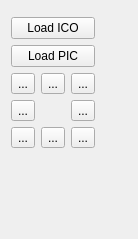
The window that Qt/my_programm/Test_RGB_display/src/test_rgb_display_mainbox/ui/test_rgb_display_mainbox.ui (RinatB2017/mega_GIT) describes before a commit, drawn with Qt 5.
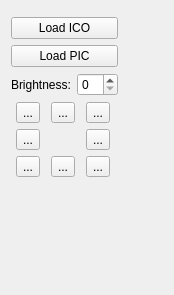
The same window after the commit. Icons and pictures are not drawn. Custom widgets are drawn as their Qt base class.

Diff of the .ui file:
```diff
--- a/Qt/my_programm/Test_RGB_display/src/test_rgb_display_mainbox/ui/test_rgb_display_mainbox.ui
+++ b/Qt/my_programm/Test_RGB_display/src/test_rgb_display_mainbox/ui/test_rgb_display_mainbox.ui
@@ -6,8 +6,8 @@
    <rect>
     <x>0</x>
     <y>0</y>
-    <width>138</width>
-    <height>239</height>
+    <width>174</width>
+    <height>295</height>
    </rect>
   </property>
   <property name="windowTitle">
@@ -33,6 +33,20 @@
        </property>
       </widget>
      </item>
+     <item>
+      <layout class="QHBoxLayout" name="horizontalLayout_2">
+       <item>
+        <widget class="QLabel" name="label">
+         <property name="text">
+          <string>Brightness:</string>
+         </property>
+        </widget>
+       </item>
+       <item>
+        <widget class="QSpinBox" name="sb_brightness"/>
+       </item>
+      </layout>
+     </item>
      <item>
       <layout class="QGridLayout" name="gridLayout">
        <item row="0" column="0">
```
